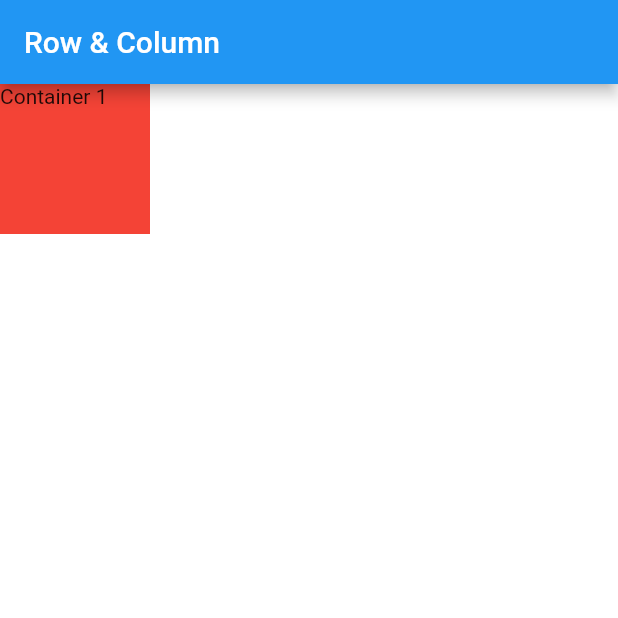
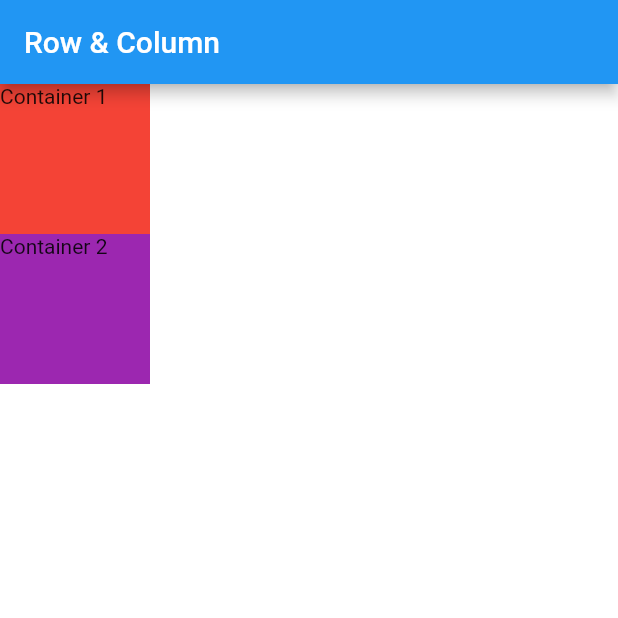
Before and after one commit to Naruse-Kazuki/Row_Column_Widget, a Flutter app: the screen it shows after launch, on a phone screen of 412 x 824 dp, the top half of it. Run offline on Flutter 3.47's test engine with Material 2 defaults, Android fonts, the phone set to English and light mode, and no system bars.

Commit message:
Add_Container2

```diff
--- a/lib/main.dart
+++ b/lib/main.dart
@@ -23,7 +23,13 @@ class MyApp extends StatelessWidget {
                 width: 100,
                 color: Colors.red,
                 child: Text('Container 1'),
-              )
+              ),
+              Container(
+                height: 100,
+                width: 100,
+                color: Colors.purple,
+                child: Text('Container 2'),
+              ),
             ],
           ),
         ),
```
